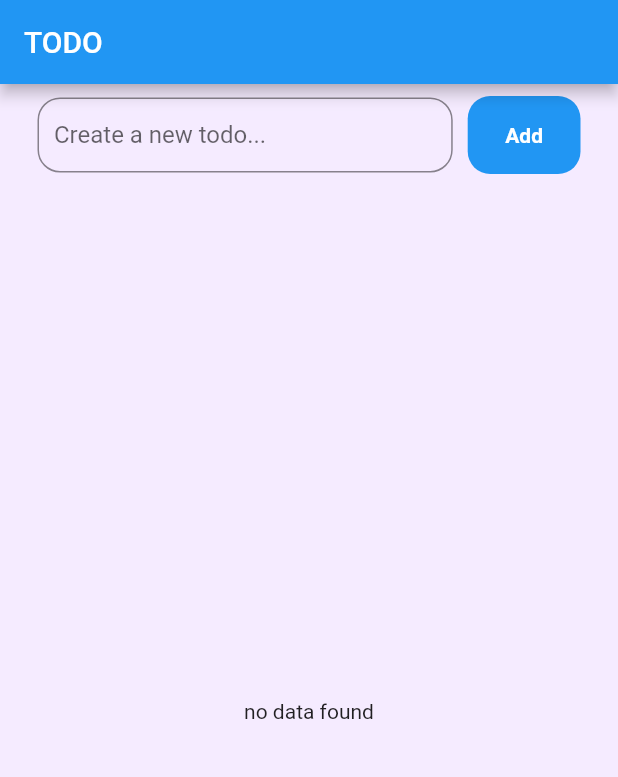
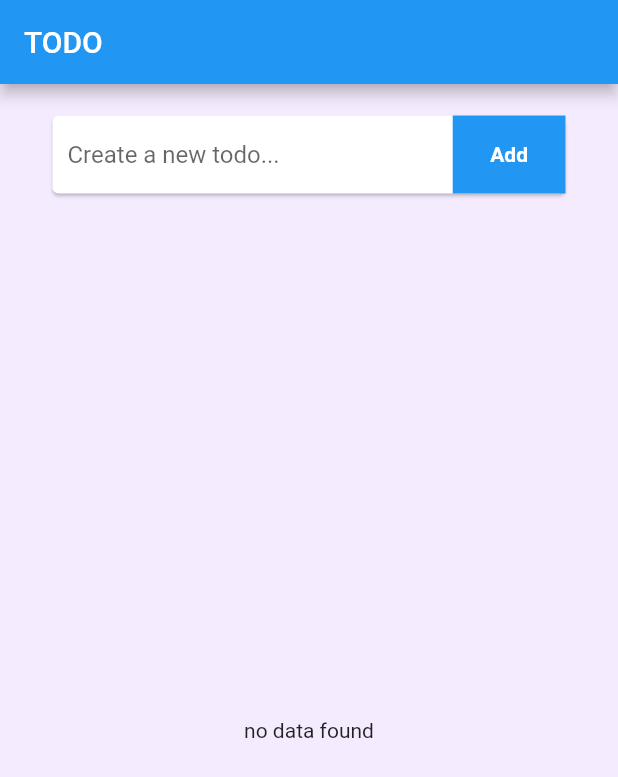
Before and after one commit to pat-2142/Todo-App, a Flutter app: the screen it shows after launch, on a phone screen of 412 x 824 dp. Shown: the top 777 px of the screen. Run offline on Flutter 3.47's test engine with Material 2 defaults, Android fonts, the phone set to English and light mode, and no system bars; our stand-ins replace sqflite; accounts and stored records are empty.

Commit message:
More padding and margin modifications

```diff
--- a/lib/screens/homepage.dart
+++ b/lib/screens/homepage.dart
@@ -36,8 +36,14 @@ class _HomepageState extends State<Homepage> {
       backgroundColor: const Color(0xFFF5EBFF),
       body: Column(
         children: [
+          const SizedBox(
+            height: 20,
+          ),
           UserInput(
             insertFunction: addItem,
+          ),
+          const SizedBox(
+            height: 20,
           ),
           Todolist(insertFunction: addItem, deleteFunction: deleteItem),
         ],
--- a/lib/widgets/user_input.dart
+++ b/lib/widgets/user_input.dart
@@ -8,19 +8,14 @@ class UserInput extends StatelessWidget {
 
   @override
   Widget build(BuildContext context) {
-    return Container(
-      margin: const EdgeInsets.only(left: 20.0, right: 20.0),
-      padding: const EdgeInsets.symmetric(horizontal: 5, vertical: 8),
+    return Card(
+      margin: const EdgeInsets.symmetric(horizontal: 35, vertical: 1),
       child: Row(
         children: [
           // the input box
           Expanded(
             child: Container(
               padding: const EdgeInsets.symmetric(horizontal: 10),
-              decoration: BoxDecoration(
-                border: Border.all(color: Colors.black45),
-                borderRadius: BorderRadius.circular(15),
-              ),
               child: TextField(
                 controller: textController,
                 decoration: const InputDecoration(
@@ -41,7 +36,6 @@ class UserInput extends StatelessWidget {
             child: Container(
               decoration: BoxDecoration(
                 color: Theme.of(context).primaryColor,
-                borderRadius: BorderRadius.circular(15),
               ),
               padding: const EdgeInsets.symmetric(horizontal: 25, vertical: 18),
               child: const Text(
```
